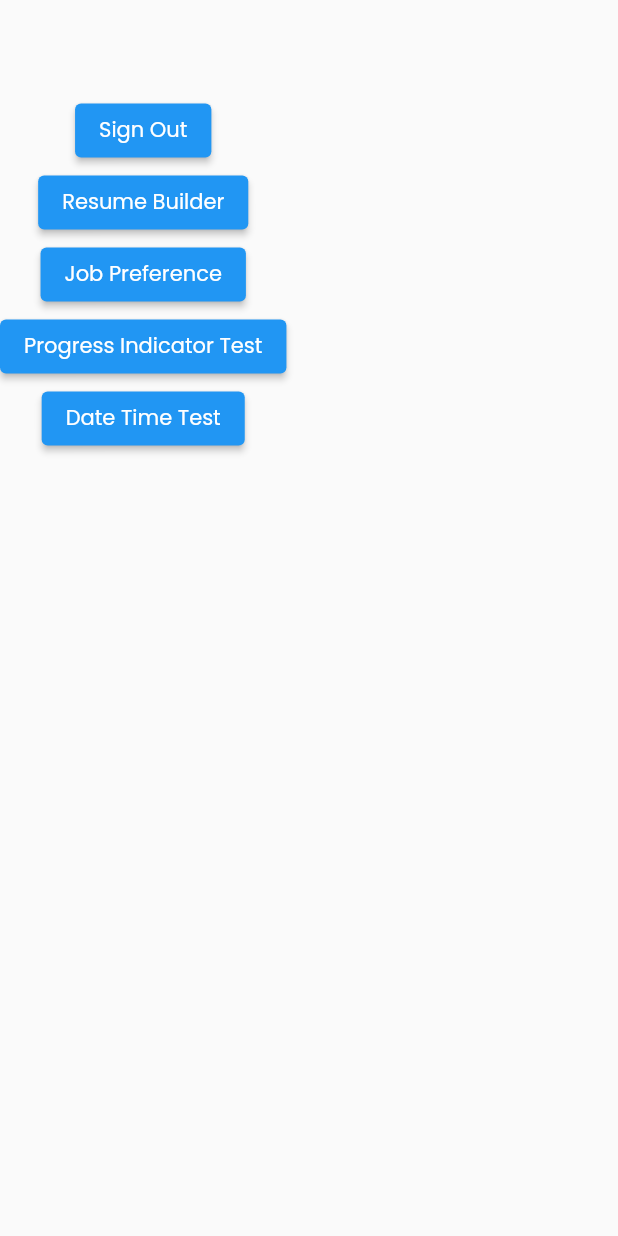
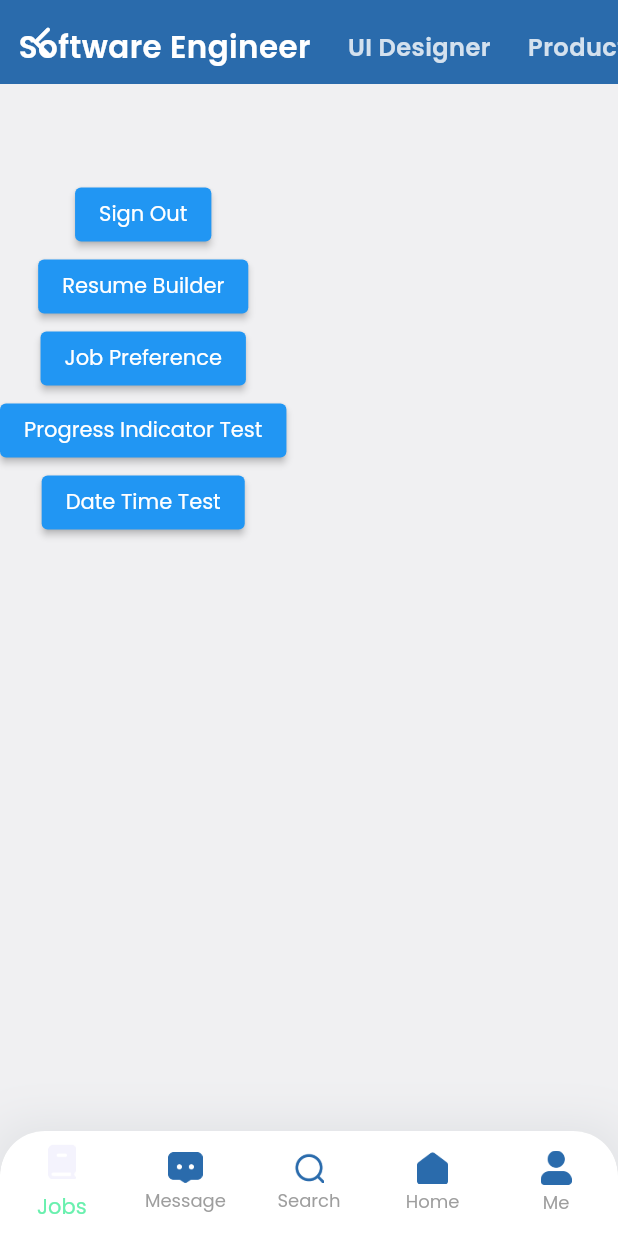
Before and after one commit to ZiY1/Autism-Bridge, a Flutter app: the AsdHomeScreen screen opened directly with empty values, on a phone screen of 412 x 824 dp. Run offline on Flutter 3.47's test engine with Material 2 defaults, Android fonts, the phone set to English and light mode, and no system bars; our stand-ins replace cloud_firestore, date_format, dotted_border, email_validator, firebase_auth, firebase_core and 7 more; missing offline and left inert: flutter_pdfview, flutter_picker, mailer; accounts and stored records are empty.

Commit message:
Started the job seeker users' home screen UI

```diff
--- a/lib/constants.dart
+++ b/lib/constants.dart
@@ -20,4 +20,6 @@ const kCupertinoPickerButtonBlue = Color(0xFF007AFF);
 
 const kClickableIconBlue = Color(0xFF4267B2);
 
+const kPickerCancelGrey = Color(0xFF878787);
+
 const kResumeBuilderCardRadius = 8.0;
--- a/lib/screens/asd_home_screen.dart
+++ b/lib/screens/asd_home_screen.dart
@@ -1,3 +1,4 @@
+import 'package:autism_bridge/constants.dart';
 import 'package:autism_bridge/models/asd_user_credentials.dart';
 import 'package:autism_bridge/models/autism_challenge_data.dart';
 import 'package:autism_bridge/models/education_data.dart';
@@ -6,15 +7,15 @@ import 'package:autism_bridge/models/job_preference_data.dart';
 import 'package:autism_bridge/models/personal_details_data.dart';
 import 'package:autism_bridge/models/professional_summary_data.dart';
 import 'package:autism_bridge/models/skill_data.dart';
-import 'package:autism_bridge/screens/asd_job_preference_screen.dart';
 import 'package:autism_bridge/screens/asd_resume_builder_screen.dart';
 import 'package:autism_bridge/screens/welcome_screen.dart';
 import 'package:autism_bridge/widgets/date_time_picker_widget.dart';
 import 'package:autism_bridge/widgets/utils.dart';
 import 'package:cloud_firestore/cloud_firestore.dart';
 import 'package:firebase_auth/firebase_auth.dart';
-import 'package:flutter/cupertino.dart';
 import 'package:flutter/material.dart';
+import 'package:font_awesome_flutter/font_awesome_flutter.dart';
+import 'package:sizer/sizer.dart';
 
 import 'asd_manage_job_preference_screen.dart';
 
@@ -98,7 +99,45 @@ class _AsdHomeScreenState extends State<AsdHomeScreen> {
 
   @override
   Widget build(BuildContext context) {
-    return Scaffold(
+    const double navBarIconSize = 3.5;
+    return DefaultTabController(
+      length: 3,
+      child: Scaffold(
+        backgroundColor: kBackgroundRiceWhite,
+        appBar: AppBar(
+          elevation: 0,
+          flexibleSpace: Column(
+            mainAxisAlignment: MainAxisAlignment.end,
+            children: [
+              TabBar(
+                isScrollable: true, // Required
+                unselectedLabelColor: Colors.white.withOpacity(0.8),
+                unselectedLabelStyle: TextStyle(
+                  fontSize: 11.7.sp,
+                  fontWeight: FontWeight.w600,
+                  fontFamily: 'Poppins',
+                  letterSpacing: 0.3,
+                ),
+                labelPadding: EdgeInsets.symmetric(
+                    horizontal: 1.5.h), // Space between tabs
+                indicatorColor: Colors.transparent,
+                labelColor: Colors.white,
+                labelStyle: TextStyle(
+                  fontSize: 15.sp,
+                  fontWeight: FontWeight.w600,
+                  fontFamily: 'Poppins',
+                  letterSpacing: 0.3,
+                ),
+                tabs: const [
+                  Tab(text: 'Software Engineer'),
+                  Tab(text: 'UI Designer'),
+                  Tab(text: 'Product Manager'),
+                ],
+              ),
+            ],
+          ),
+          backgroundColor: kAutismBridgeBlue,
+        ),
         body: SafeArea(
           child: Column(
             children: [
@@ -201,6 +240,77 @@ class _AsdHomeScreenState extends State<AsdHomeScreen> {
           //   },
           // ),
         ),
+        bottomNavigationBar: Container(
+          height: 8.5.h,
+          decoration: BoxDecoration(
+            boxShadow: [
+              BoxShadow(
+                color: const Color(0xFF8A959E).withOpacity(0.2),
+                spreadRadius: 0,
+                blurRadius: 30.0,
+                //offset: Offset(0, 3), // changes position of shadow
+              ),
+            ],
+          ),
+          child: ClipRRect(
+            borderRadius: const BorderRadius.only(
+              topLeft: Radius.circular(30.0),
+              topRight: Radius.circular(30.0),
+            ),
+            child: BottomNavigationBar(
+              type: BottomNavigationBarType.fixed,
+              backgroundColor: Colors.white,
+              selectedItemColor: Colors.greenAccent,
+              unselectedItemColor: Colors.grey,
+              items: [
+                BottomNavigationBarItem(
+                  icon: Padding(
+                    padding: EdgeInsets.only(bottom: 1.h),
+                    child: Image.asset(
+                      'images/icon_job.png',
+                      scale: navBarIconSize,
+                      //color: kAutismBridgeBlue,
+                    ),
+                  ),
+                  label: 'Jobs',
+                ),
+                BottomNavigationBarItem(
+                  icon: Image.asset(
+                    'images/icon_message.png',
+                    scale: navBarIconSize,
+                    color: kAutismBridgeBlue,
+                  ),
+                  label: 'Message',
+                ),
+                BottomNavigationBarItem(
+                  icon: Image.asset(
+                    'images/icon_search.png',
+                    scale: navBarIconSize,
+                    color: kAutismBridgeBlue,
+                  ),
+                  label: 'Search',
+                ),
+                BottomNavigationBarItem(
+                  icon: Image.asset(
+                    'images/icon_home.png',
+                    scale: navBarIconSize,
+                    color: kAutismBridgeBlue,
+                  ),
+                  label: 'Home',
+                ),
+                BottomNavigationBarItem(
+                  icon: Image.asset(
+                    'images/icon_me.png',
+                    scale: navBarIconSize,
+                    color: kAutismBridgeBlue,
+                  ),
+                  label: 'Me',
+                ),
+              ],
+            ),
+          ),
+        ),
+      ),
     );
   }
 }
@@ -238,3 +348,34 @@ class _AsdHomeScreenState extends State<AsdHomeScreen> {
 //     );
 //   }
 // }
+
+// PreferredSize(
+// preferredSize: const Size.fromHeight(kToolbarHeight),
+// child: Container(
+// color: kAutismBridgeBlue,
+// child: SafeArea(
+// child: Column(
+// children: [
+// Expanded(child: Container()),
+// TabBar(
+// isScrollable: true, // Required
+// unselectedLabelColor: Colors.white30, // Other tabs color
+// labelPadding: EdgeInsets.symmetric(
+// horizontal: 30), // Space between tabs
+// indicator: UnderlineTabIndicator(
+// borderSide: BorderSide(
+// color: Colors.white, width: 2), // Indicator height
+// insets: EdgeInsets.symmetric(
+// horizontal: 48), // Indicator width
+// ),
+// tabs: [
+// Tab(text: 'Total Investment'),
+// Tab(text: 'Your Earnings'),
+// Tab(text: 'Current Balance'),
+// ],
+// ),
+// ],
+// ),
+// ),
+// ),
+// ),
--- a/lib/widgets/utils.dart
+++ b/lib/widgets/utils.dart
@@ -1,5 +1,6 @@
 import 'dart:convert';
 import 'dart:io';
+import 'package:autism_bridge/apis/resume_pdf_api.dart';
 import 'package:autism_bridge/constants.dart';
 import 'package:autism_bridge/widgets/resume_builder_button.dart';
 import 'package:flutter/cupertino.dart';
@@ -98,7 +99,7 @@ class Utils {
                             child: Text(
                               'Yes',
                               style: TextStyle(
-                                color: kWelcomeSubtitleGrey,
+                                color: kPickerCancelGrey,
                                 fontFamily: 'Poppins',
                                 fontSize: 12.sp,
                               ),
@@ -168,7 +169,7 @@ class Utils {
                       child: Text(
                         'Cancel',
                         style: TextStyle(
-                          color: kAutismBridgeBlue,
+                          color: kPickerCancelGrey,
                           fontSize: 11.sp,
                           fontFamily: 'Poppins',
                         ),
@@ -215,7 +216,7 @@ class Utils {
         fontSize: 11.sp,
       ),
       cancelTextStyle: TextStyle(
-        color: kAutismBridgeBlue,
+        color: kPickerCancelGrey,
         fontSize: 11.sp,
       ),
       textStyle:
--- a/pubspec.yaml
+++ b/pubspec.yaml
@@ -98,3 +98,6 @@ flutter:
       fonts:
         - asset: fonts/Poppins-Regular.ttf
         - asset: fonts/Poppins-Bold.ttf
+          weight: 700
+        - asset: fonts/Poppins-SemiBold.ttf
+          weight: 600
```
Also changed, not shown: fonts/Poppins-SemiBold.ttf (added), images/icon_home.png (added), images/icon_job.png (added), images/icon_me.png (added), images/icon_message.png (added), images/icon_search.png (added). Lines whose indentation alone changed are shown as unchanged.
